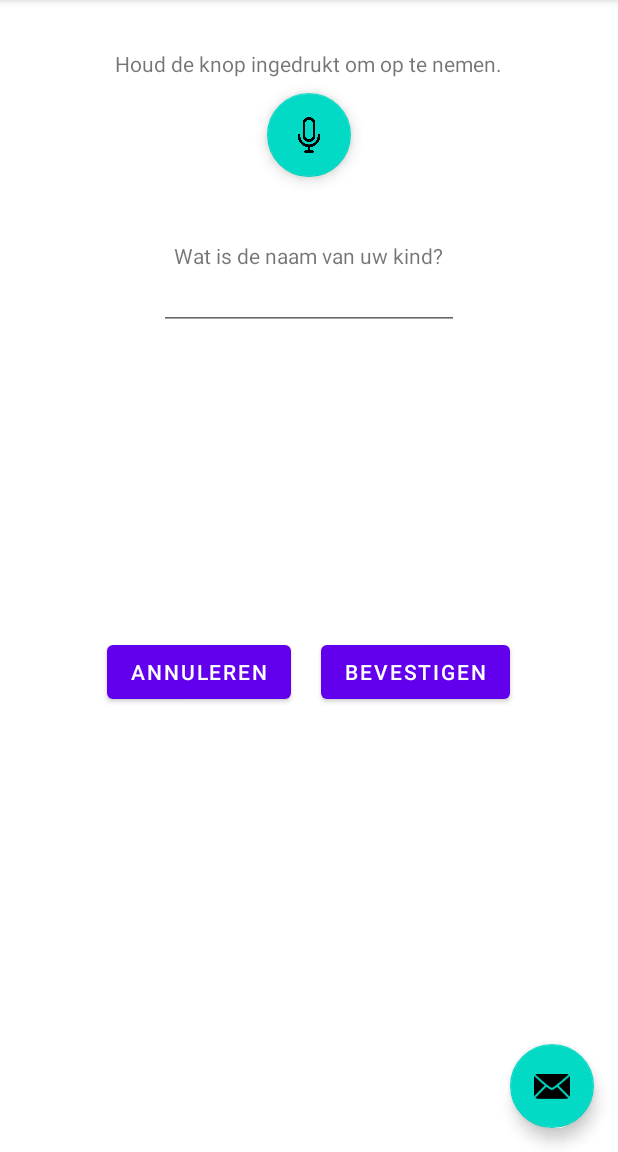
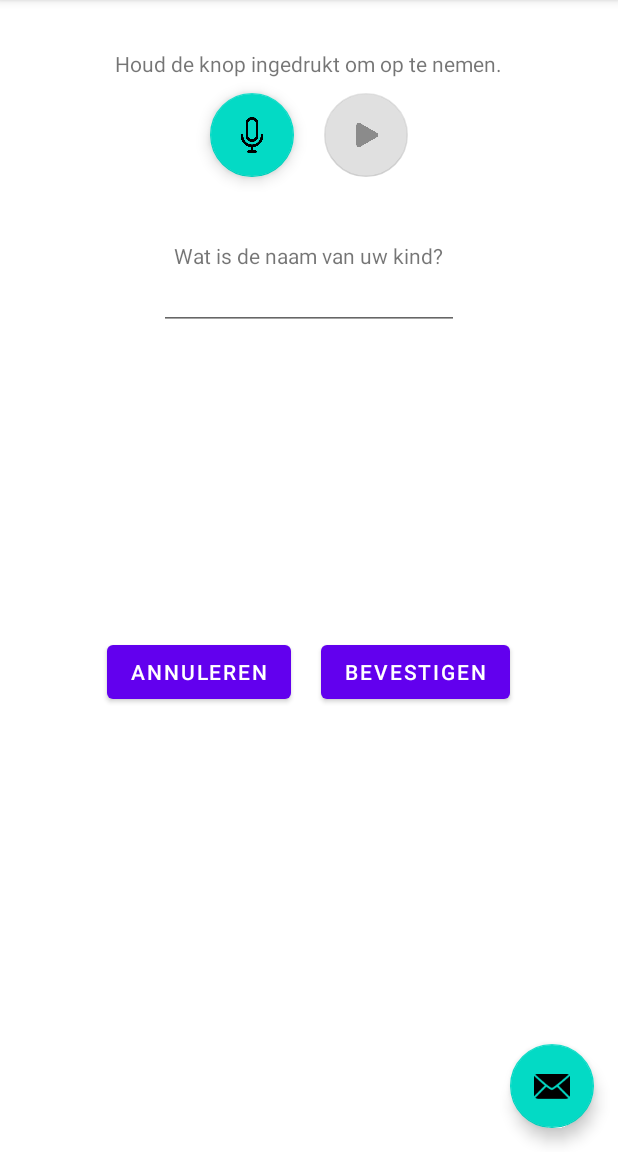
Before and after one commit to Vaannelies/medialab-app, an Android app: the SecondFragment screen opened through its navigation route, on a phone screen of 412 x 824 dp, the part 84-1236 px from its top. Run offline under Robolectric (Android 15) with nearby library versions, the phone set to English and light mode, and no system bars; our stand-ins replace Firebase (no records; nobody signed in at launch, a user with empty details on screens opened directly).

Commit message:
Added play button

```diff
--- a/app/src/main/java/nl/hr/annelies/medialab/SecondFragment.java
+++ b/app/src/main/java/nl/hr/annelies/medialab/SecondFragment.java
@@ -46,6 +46,8 @@ public class SecondFragment extends Fragment {
     Button cancelButton;
     Button submitButton;
     FloatingActionButton recordButton;
+    FloatingActionButton playButton;
+
 
     int id = 3;
 
@@ -92,6 +94,9 @@ public class SecondFragment extends Fragment {
         cancelButton =  view.findViewById(R.id.button_second);
         submitButton =  view.findViewById(R.id.button_third);
         recordButton =  view.findViewById(R.id.button_mic);
+        playButton =  view.findViewById(R.id.button_play);
+
+        playButton.setEnabled(false);
 
 
         cancelButton.setOnClickListener(new View.OnClickListener() {
@@ -146,6 +151,20 @@ public class SecondFragment extends Fragment {
         });
 
 
+        playButton.setOnClickListener(new View.OnClickListener() {
+
+            @Override
+            public void onClick(View view) {
+//                playButton.setEnabled(false);
+                try {
+                    playAudio(view);
+                } catch (IOException e) {
+                    e.printStackTrace();
+                }
+            }
+        });
+
+
 
 //        recordButton.setOnClickListener(new View.OnClickListener() {
 //            @Override
@@ -188,6 +207,7 @@ public class SecondFragment extends Fragment {
         }
 
         mediaRecorder.start();
+        playButton.setEnabled(false);
     }
 
     public void stopAudio (View view)
@@ -200,6 +220,7 @@ public class SecondFragment extends Fragment {
             mediaRecorder.stop();
             mediaRecorder.release();
             mediaRecorder = null;
+            playButton.setEnabled(true);
         try {
             playAudio(view);
             System.out.println("Hoi");
--- a/app/src/main/res/layout/fragment_second.xml
+++ b/app/src/main/res/layout/fragment_second.xml
@@ -22,11 +22,22 @@
             android:layout_width="wrap_content"
             android:layout_height="wrap_content"
             android:text="Houd de knop ingedrukt om op te nemen."
-            app:layout_constraintBottom_toTopOf="parent"
+            app:layout_constraintBottom_toTopOf="@id/mic_buttons"
             app:layout_constraintEnd_toEndOf="parent"
             app:layout_constraintStart_toStartOf="parent"
             app:layout_constraintTop_toTopOf="parent" />
 
+            <androidx.appcompat.widget.LinearLayoutCompat
+                android:layout_width="match_parent"
+                android:layout_height="wrap_content"
+                android:id="@+id/mic_buttons"
+                android:orientation="horizontal"
+                android:gravity="center"
+                app:layout_constraintBottom_toBottomOf="parent"
+                app:layout_constraintEnd_toEndOf="parent"
+                app:layout_constraintStart_toStartOf="parent"
+                app:layout_constraintTop_toBottomOf="@id/textview_second"
+                >
                     <com.google.android.material.floatingactionbutton.FloatingActionButton
                         android:id="@+id/button_mic"
                         android:layout_width="match_parent"
@@ -37,6 +48,18 @@
                         app:layout_constraintStart_toStartOf="parent"
                         app:layout_constraintTop_toBottomOf="parent"
                         app:srcCompat="@drawable/mic" />
+
+                    <com.google.android.material.floatingactionbutton.FloatingActionButton
+                        android:id="@+id/button_play"
+                        android:layout_width="match_parent"
+                        android:layout_height="match_parent"
+                        android:layout_margin="10dp"
+                        app:layout_constraintBottom_toBottomOf="parent"
+                        app:layout_constraintEnd_toEndOf="parent"
+                        app:layout_constraintStart_toStartOf="parent"
+                        app:layout_constraintTop_toBottomOf="parent"
+                        app:srcCompat="@drawable/play_button" />
+            </androidx.appcompat.widget.LinearLayoutCompat>
     </androidx.appcompat.widget.LinearLayoutCompat>
 
     <androidx.appcompat.widget.LinearLayoutCompat
```
Also changed, not shown: app/src/main/res/drawable/play_button.png (added). Lines whose indentation alone changed are shown as unchanged.
